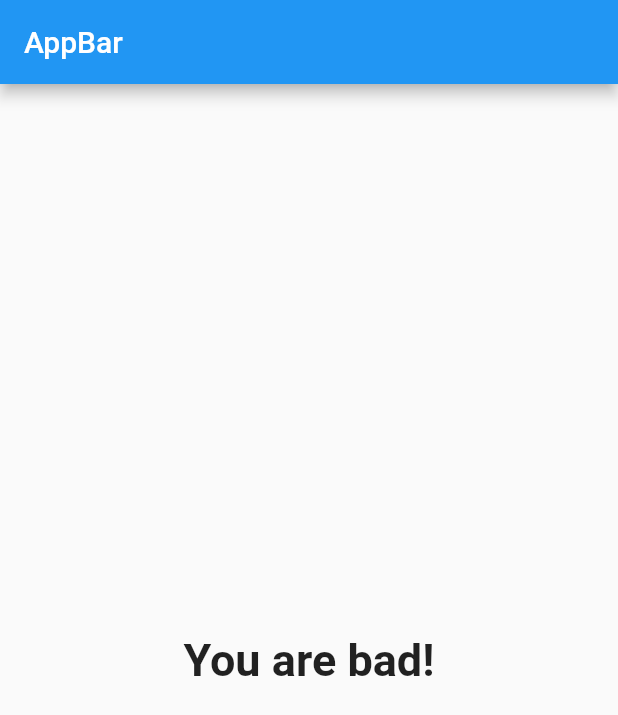
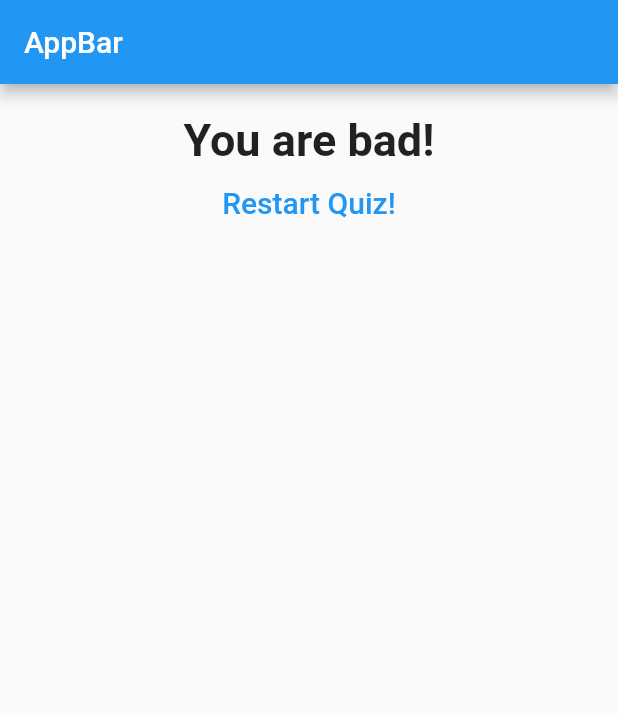
Before and after one commit to satyendrasingh8/flutter-basic-app, a Flutter app: the screen it shows after launch, after a tap on "black", after a tap on "lion", after a tap on "max1", on a phone screen of 412 x 824 dp. Shown: the top 715 px of the screen. Run offline on Flutter 3.47's test engine with Material 2 defaults, Android fonts, the phone set to English and light mode, and no system bars.

Commit message:
fourth commit

```diff
--- a/lib/main.dart
+++ b/lib/main.dart
@@ -88,6 +88,13 @@ class _MyAppState extends State<MyApp> {
     print('object chosen');
   }
 
+  void _resetQuiz() {
+    setState(() {
+      _questionIndex = 0;
+    _totalScore = 0;
+    });
+  }
+
   @override
   Widget build(BuildContext context) {
     return MaterialApp(
@@ -101,6 +108,6 @@ class _MyAppState extends State<MyApp> {
                     questionIndex: _questionIndex,
                     questions: _questions,
                   )
-                : Result(_totalScore)));
+                : Result(_totalScore,_resetQuiz)));
   }
 }
--- a/lib/result.dart
+++ b/lib/result.dart
@@ -2,7 +2,8 @@ import 'package:flutter/material.dart';
 
 class Result extends StatelessWidget {
   final int resultScore;
-  Result(this.resultScore);
+  final Function resetHandler;
+  Result(this.resultScore, this.resetHandler);
   String get resultPharse {
     var resultText;
     if (resultScore <= 8) {
@@ -18,11 +19,20 @@ class Result extends StatelessWidget {
 
   @override
   Widget build(BuildContext context) {
-    return Center(
-        child: Text(resultPharse,
-            style: TextStyle(fontSize: 30.0, fontWeight: FontWeight.bold),
-            textAlign: TextAlign.center,),
-
-            );
+    return Container(
+      margin: EdgeInsets.all(20),
+      child: Center(
+        child: Column(
+          children: [
+            Text(
+              resultPharse,
+              style: TextStyle(fontSize: 30.0, fontWeight: FontWeight.bold),
+              textAlign: TextAlign.center,
+            ),
+            FlatButton(onPressed: resetHandler, child: Text('Restart Quiz!',style: TextStyle(fontSize:20),),textColor:Colors.blue ,)
+          ],
+        ),
+      ),
+    );
   }
 }
```
